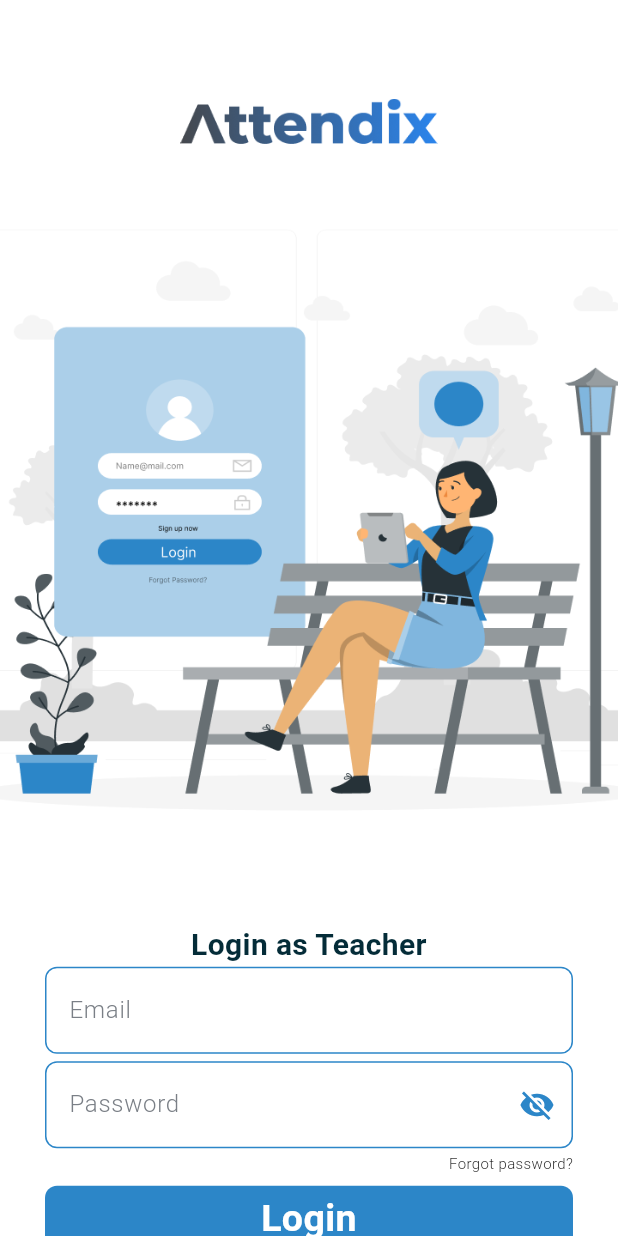
After one commit to dhrisyapn/attendix, a Flutter app: the screen it shows after launch, on a phone screen of 412 x 824 dp. The commit adds this screen. Run offline on Flutter 3.47's test engine with Material 3 defaults, Android fonts, the phone set to English and light mode, and no system bars; our stand-ins replace firebase_core; accounts and stored records are empty; Roboto replaces fonts that are missing (Poppins).

Commit message:
student page created

```diff
--- a/lib/main.dart
+++ b/lib/main.dart
@@ -4,6 +4,7 @@ import 'package:attendix/getstarted.dart';
 import 'package:attendix/login.dart';
 import 'package:attendix/role.dart';
 import 'package:attendix/signup.dart';
+import 'package:attendix/studentlogin.dart';
 import 'package:attendix/teacherlogin.dart';
 import 'package:firebase_core/firebase_core.dart';
 import 'package:flutter/material.dart';
@@ -29,6 +30,6 @@ class MyApp extends StatelessWidget {
           scaffoldBackgroundColor: Color(0xFFFFFFFF),
           useMaterial3: true,
         ),
-        home: TeacherLoginPage());
+        home: StudentLoginPage());
   }
 }
--- /dev/null
+++ b/lib/studentlogin.dart
@@ -0,0 +1,169 @@
+import 'package:flutter/material.dart';
+
+class StudentLoginPage extends StatefulWidget {
+  const StudentLoginPage({super.key});
+
+  @override
+  State<StudentLoginPage> createState() => _StudentLoginPageState();
+}
+
+class _StudentLoginPageState extends State<StudentLoginPage> {
+  bool visible = false;
+  var eyeicon = const Icon(Icons.visibility_off);
+  void toggleicon() {
+    setState(() {
+      visible = !visible;
+      if (!visible) {
+        eyeicon = const Icon(Icons.visibility);
+      } else {
+        eyeicon = const Icon(Icons.visibility_off);
+      }
+    });
+  }
+
+  @override
+  Widget build(BuildContext context) {
+    return Scaffold(
+      body: SingleChildScrollView(
+        child: SafeArea(
+          child: Column(
+            mainAxisAlignment: MainAxisAlignment.center,
+            children: [
+              SizedBox(
+                height: MediaQuery.of(context).size.height * 0.08,
+              ),
+              Center(
+                child: Image.asset(
+                  'assets/logo.png',
+                  height: 30,
+                  // width: 150,
+                ),
+              ),
+              Image.asset('assets/login.png'),
+              Text(
+                'Login as Teacher',
+                textAlign: TextAlign.center,
+                style: TextStyle(
+                  color: Color(0xFF042C38),
+                  fontSize: 20,
+                  fontFamily: 'Poppins',
+                  fontWeight: FontWeight.w600,
+                ),
+              ),
+              Padding(
+                padding: const EdgeInsets.only(left: 30, right: 30),
+                child: TextField(
+                  decoration: InputDecoration(
+                    hintText: 'Email',
+                    hintStyle: TextStyle(
+                        color: Color(0xFF7A7F86),
+                        fontWeight: FontWeight.w300,
+                        fontSize: 16),
+                    enabledBorder: OutlineInputBorder(
+                      borderRadius: BorderRadius.circular(8),
+                      borderSide: BorderSide(color: Color(0xFF2c86c8)),
+                    ),
+                    focusedBorder: OutlineInputBorder(
+                      borderRadius: BorderRadius.circular(8),
+                      borderSide: BorderSide(color: Color(0xFF2c86c8)),
+                    ),
+                  ),
+                  style: TextStyle(
+                    color: Color(0xFF7A7F86),
+                    fontSize: 17,
+                  ),
+                  cursorColor: Colors.blue,
+                ),
+              ),
+              SizedBox(
+                height: 5,
+              ),
+              Padding(
+                padding: const EdgeInsets.only(left: 30, right: 30),
+                child: TextField(
+                  decoration: InputDecoration(
+                    suffixIcon: IconButton(
+                      onPressed: toggleicon,
+                      icon: eyeicon,
+                      color: Color(0xFF2c86c8),
+                    ),
+                    hintText: 'Password',
+                    hintStyle: TextStyle(
+                        color: Color(0xFF7A7F86),
+                        fontWeight: FontWeight.w300,
+                        fontSize: 16),
+                    enabledBorder: OutlineInputBorder(
+                      borderRadius: BorderRadius.circular(8),
+                      borderSide: BorderSide(color: Color(0xFF2c86c8)),
+                    ),
+                    focusedBorder: OutlineInputBorder(
+                      borderRadius: BorderRadius.circular(8),
+                      borderSide: BorderSide(color: Color(0xFF2c86c8)),
+                    ),
+                  ),
+                  style: TextStyle(
+                    color: Color(0xFF7A7F86),
+                    fontSize: 17,
+                  ),
+                  cursorColor: Colors.blue,
+                  obscureText: visible,
+                ),
+              ),
+              //sized box 5
+              SizedBox(
+                height: 5,
+              ),
+              Padding(
+                padding: const EdgeInsets.only(right: 30),
+                child: Row(
+                  mainAxisAlignment: MainAxisAlignment.end,
+                  children: [
+                    Text(
+                      'Forgot password?',
+                      textAlign: TextAlign.center,
+                      style: TextStyle(
+                        color: Colors.black,
+                        fontSize: 10,
+                        fontFamily: 'Poppins',
+                        fontWeight: FontWeight.w300,
+                        height: 0,
+                      ),
+                    ),
+                  ],
+                ),
+              ),
+              SizedBox(
+                height: 8,
+              ),
+              Padding(
+                padding: const EdgeInsets.only(left: 30, right: 30),
+                child: Container(
+                  width: double.infinity,
+                  height: 45,
+                  decoration: ShapeDecoration(
+                    color: Color(0xFF2C86C8),
+                    shape: RoundedRectangleBorder(
+                      borderRadius: BorderRadius.circular(8),
+                    ),
+                  ),
+                  child: Center(
+                    child: Text(
+                      'Login',
+                      textAlign: TextAlign.center,
+                      style: TextStyle(
+                        color: Colors.white,
+                        fontSize: 25,
+                        fontFamily: 'Poppins',
+                        fontWeight: FontWeight.w600,
+                      ),
+                    ),
+                  ),
+                ),
+              ),
+            ],
+          ),
+        ),
+      ),
+    );
+  }
+}
```
